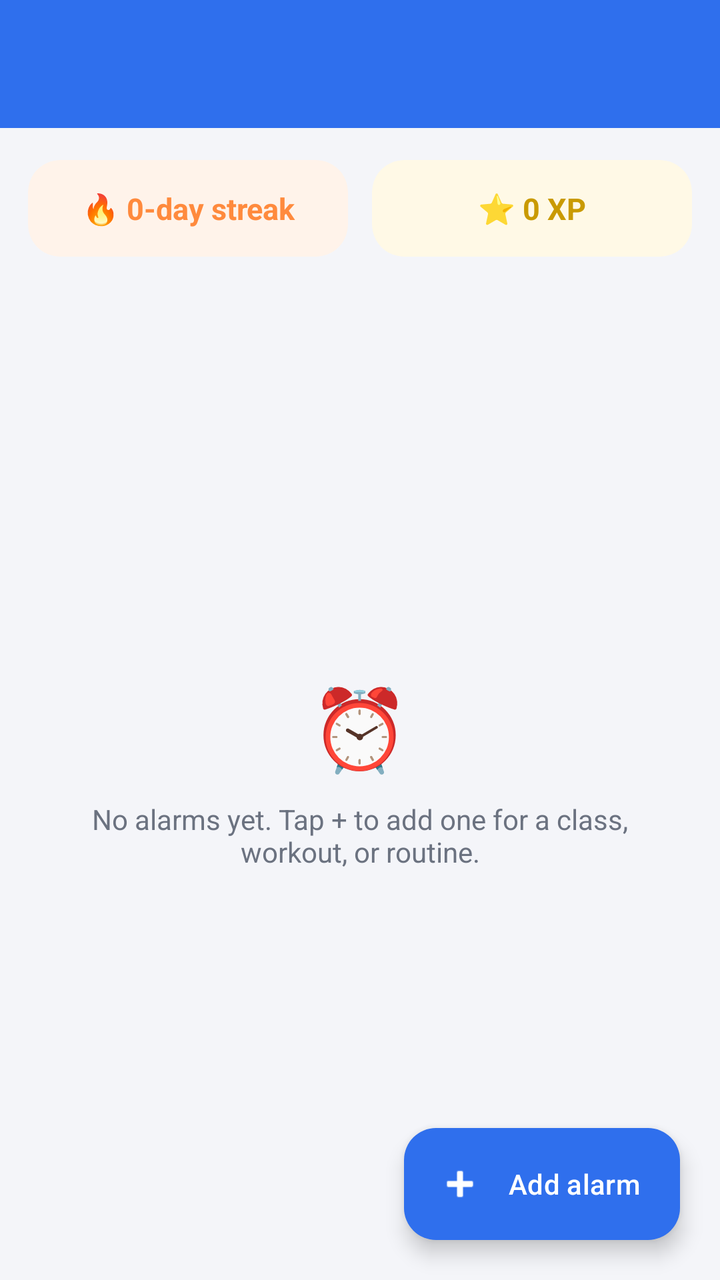
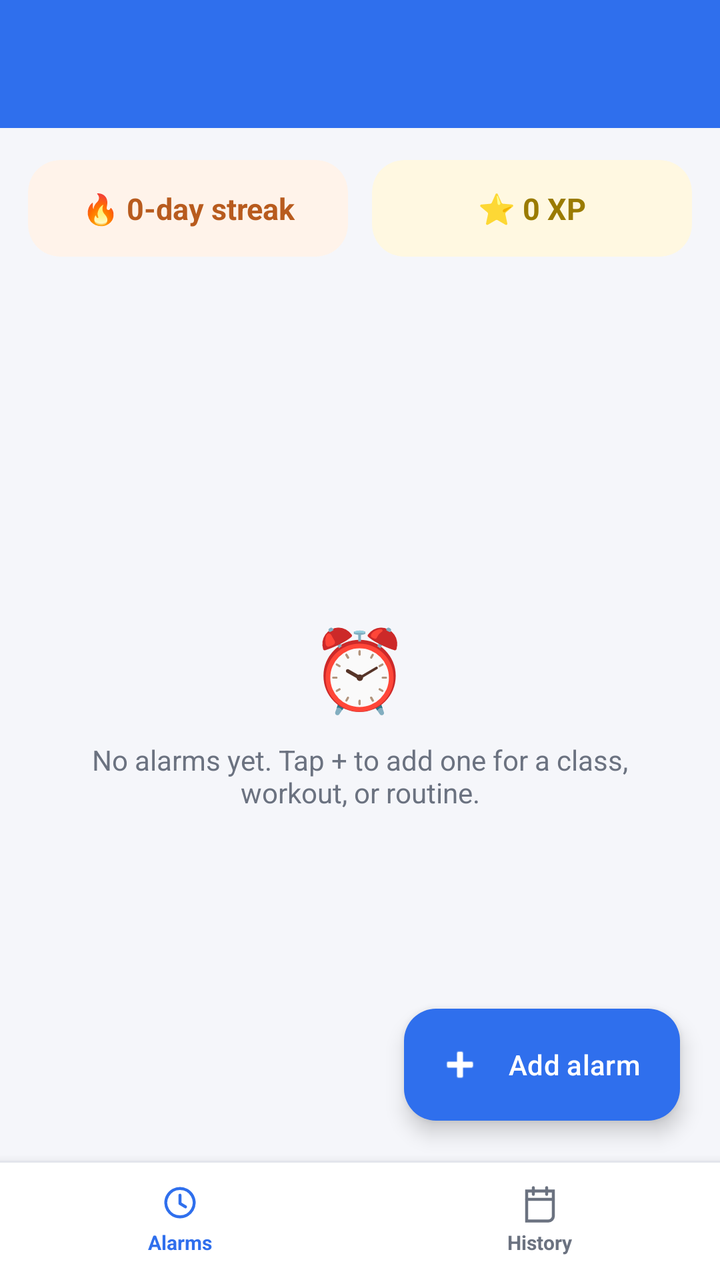

Compare the two renders of this Android layout. The source of the first and the diff that turns it into the second are given below.
<!-- AndroidManifest.xml: application theme Theme.Wakeforge -->
<!-- res/layout/activity_main.xml -->
<?xml version="1.0" encoding="utf-8"?>
<androidx.constraintlayout.widget.ConstraintLayout xmlns:android="http://schemas.android.com/apk/res/android"
    xmlns:app="http://schemas.android.com/apk/res-auto"
    android:layout_width="match_parent"
    android:layout_height="match_parent"
    android:background="@color/surface_soft">

    <com.google.android.material.appbar.MaterialToolbar
        android:id="@+id/toolbar"
        android:layout_width="match_parent"
        android:layout_height="?attr/actionBarSize"
        android:background="@color/brand_primary"
        android:title="@string/app_name"
        android:titleTextColor="@color/text_on_dark"
        app:layout_constraintTop_toTopOf="parent" />

    
    <LinearLayout
        android:id="@+id/statsBar"
        android:layout_width="match_parent"
        android:layout_height="wrap_content"
        android:orientation="horizontal"
        android:paddingHorizontal="14dp"
        android:paddingTop="16dp"
        android:paddingBottom="4dp"
        app:layout_constraintTop_toBottomOf="@id/toolbar">

        <com.google.android.material.card.MaterialCardView
            android:layout_width="0dp"
            android:layout_height="wrap_content"
            android:layout_weight="1"
            android:layout_marginEnd="6dp"
            app:cardCornerRadius="16dp"
            app:cardElevation="0dp"
            app:strokeWidth="0dp"
            app:cardBackgroundColor="#FFF3EA">

            <TextView
                android:id="@+id/streakText"
                android:layout_width="match_parent"
                android:layout_height="wrap_content"
                android:padding="14dp"
                android:gravity="center"
                android:textSize="15sp"
                android:textStyle="bold"
                android:textColor="@color/streak_flame"
                android:text="🔥 0-day streak" />
        </com.google.android.material.card.MaterialCardView>

        <com.google.android.material.card.MaterialCardView
            android:layout_width="0dp"
            android:layout_height="wrap_content"
            android:layout_weight="1"
            android:layout_marginStart="6dp"
            app:cardCornerRadius="16dp"
            app:cardElevation="0dp"
            app:strokeWidth="0dp"
            app:cardBackgroundColor="#FFF9E6">

            <TextView
                android:id="@+id/xpText"
                android:layout_width="match_parent"
                android:layout_height="wrap_content"
                android:padding="14dp"
                android:gravity="center"
                android:textSize="15sp"
                android:textStyle="bold"
                android:textColor="#C99A00"
                android:text="⭐ 0 XP" />
        </com.google.android.material.card.MaterialCardView>
    </LinearLayout>

    <LinearLayout
        android:id="@+id/emptyState"
        android:layout_width="0dp"
        android:layout_height="0dp"
        android:orientation="vertical"
        android:gravity="center"
        android:padding="32dp"
        app:layout_constraintTop_toBottomOf="@id/statsBar"
        app:layout_constraintBottom_toBottomOf="parent"
        app:layout_constraintStart_toStartOf="parent"
        app:layout_constraintEnd_toEndOf="parent">

        <TextView
            android:layout_width="wrap_content"
            android:layout_height="wrap_content"
            android:text="⏰"
            android:textSize="40sp" />

        <TextView
            android:id="@+id/emptyText"
            android:layout_width="wrap_content"
            android:layout_height="wrap_content"
            android:layout_marginTop="10dp"
            android:gravity="center"
            android:text="@string/no_alarms_yet"
            android:textAlignment="center"
            android:textColor="@color/text_muted"
            android:textSize="14sp" />
    </LinearLayout>

    <androidx.recyclerview.widget.RecyclerView
        android:id="@+id/alarmList"
        android:layout_width="0dp"
        android:layout_height="0dp"
        android:clipToPadding="false"
        android:paddingBottom="80dp"
        app:layout_constraintTop_toBottomOf="@id/statsBar"
        app:layout_constraintBottom_toBottomOf="parent"
        app:layout_constraintStart_toStartOf="parent"
        app:layout_constraintEnd_toEndOf="parent" />

    <com.google.android.material.floatingactionbutton.ExtendedFloatingActionButton
        android:id="@+id/fabAdd"
        android:layout_width="wrap_content"
        android:layout_height="wrap_content"
        android:layout_margin="20dp"
        android:text="@string/add_alarm"
        app:icon="@android:drawable/ic_input_add"
        app:backgroundTint="@color/brand_primary"
        android:textColor="@color/text_on_dark"
        app:iconTint="@color/text_on_dark"
        app:layout_constraintBottom_toBottomOf="parent"
        app:layout_constraintEnd_toEndOf="parent" />

</androidx.constraintlayout.widget.ConstraintLayout>
<!-- resources referenced by this layout -->
<resources>
  <color name="brand_primary">#2F6FED</color>
  <color name="streak_flame">#FF8A3D</color>
  <color name="surface_soft">#F4F5F9</color>
  <color name="text_muted">#6B7280</color>
  <color name="text_on_dark">#FFFFFF</color>
  <string name="add_alarm">Add alarm</string>
  <string name="app_name">Wakeforge</string>
  <string name="no_alarms_yet">No alarms yet. Tap + to add one for a class, workout, or routine.</string>
  <style name="Theme.Wakeforge" parent="Theme.Material3.DayNight.NoActionBar">
          <item name="colorPrimary">@color/brand_primary</item>
          <item name="colorOnPrimary">@color/text_on_dark</item>
          <item name="colorSecondary">@color/gym_tint</item>
          <item name="colorTertiary">@color/general_tint</item>
          
      </style>
  <color name="gym_tint">#E8583C</color>
  <color name="general_tint">#4CAF80</color>
</resources>

<!-- the commit's change to res/layout/activity_main.xml (unified diff, before → after) -->
@@ -33,7 +33,7 @@
             app:cardCornerRadius="16dp"
             app:cardElevation="0dp"
             app:strokeWidth="0dp"
-            app:cardBackgroundColor="#FFF3EA">
+            app:cardBackgroundColor="@color/streak_flame_bg">
 
             <TextView
                 android:id="@+id/streakText"
@@ -43,7 +43,7 @@
                 android:gravity="center"
                 android:textSize="15sp"
                 android:textStyle="bold"
-                android:textColor="@color/streak_flame"
+                android:textColor="@color/streak_flame_text"
                 android:text="🔥 0-day streak" />
         </com.google.android.material.card.MaterialCardView>
 
@@ -55,7 +55,7 @@
             app:cardCornerRadius="16dp"
             app:cardElevation="0dp"
             app:strokeWidth="0dp"
-            app:cardBackgroundColor="#FFF9E6">
+            app:cardBackgroundColor="@color/xp_gold_bg">
 
             <TextView
                 android:id="@+id/xpText"
@@ -65,7 +65,7 @@
                 android:gravity="center"
                 android:textSize="15sp"
                 android:textStyle="bold"
-                android:textColor="#C99A00"
+                android:textColor="@color/xp_gold_text"
                 android:text="⭐ 0 XP" />
         </com.google.android.material.card.MaterialCardView>
     </LinearLayout>
@@ -78,7 +78,7 @@
         android:gravity="center"
         android:padding="32dp"
         app:layout_constraintTop_toBottomOf="@id/statsBar"
-        app:layout_constraintBottom_toBottomOf="parent"
+        app:layout_constraintBottom_toTopOf="@id/bottomBar"
         app:layout_constraintStart_toStartOf="parent"
         app:layout_constraintEnd_toEndOf="parent">
 
@@ -107,7 +107,7 @@
         android:clipToPadding="false"
         android:paddingBottom="80dp"
         app:layout_constraintTop_toBottomOf="@id/statsBar"
-        app:layout_constraintBottom_toBottomOf="parent"
+        app:layout_constraintBottom_toTopOf="@id/bottomBar"
         app:layout_constraintStart_toStartOf="parent"
         app:layout_constraintEnd_toEndOf="parent" />
 
@@ -121,7 +121,85 @@
         app:backgroundTint="@color/brand_primary"
         android:textColor="@color/text_on_dark"
         app:iconTint="@color/text_on_dark"
-        app:layout_constraintBottom_toBottomOf="parent"
+        app:layout_constraintBottom_toTopOf="@id/bottomBar"
         app:layout_constraintEnd_toEndOf="parent" />
 
+    
+    <LinearLayout
+        android:id="@+id/bottomBar"
+        android:layout_width="match_parent"
+        android:layout_height="wrap_content"
+        android:orientation="vertical"
+        android:background="@color/surface_card"
+        android:elevation="8dp"
+        app:layout_constraintBottom_toBottomOf="parent">
+
+        <View
+            android:layout_width="match_parent"
+            android:layout_height="1dp"
+            android:background="@color/line_soft" />
+
+        <LinearLayout
+            android:layout_width="match_parent"
+            android:layout_height="wrap_content"
+            android:orientation="horizontal"
+            android:paddingTop="10dp"
+            android:paddingBottom="12dp">
+
+            <LinearLayout
+                android:id="@+id/navAlarms"
+                android:layout_width="0dp"
+                android:layout_height="wrap_content"
+                android:layout_weight="1"
+                android:orientation="vertical"
+                android:gravity="center">
+
+                <ImageView
+                    android:layout_width="20dp"
+                    android:layout_height="20dp"
+                    android:src="@drawable/ic_nav_alarms"
+                    app:tint="@color/brand_primary"
+                    android:importantForAccessibility="no" />
+
+                <TextView
+                    android:layout_width="wrap_content"
+                    android:layout_height="wrap_content"
+                    android:layout_marginTop="3dp"
+                    android:text="@string/nav_alarms"
+                    android:textSize="10sp"
+                    android:textStyle="bold"
+                    android:textColor="@color/brand_primary" />
+            </LinearLayout>
+
+            <LinearLayout
+                android:id="@+id/navHistory"
+                android:layout_width="0dp"
+                android:layout_height="wrap_content"
+                android:layout_weight="1"
+                android:orientation="vertical"
+                android:gravity="center"
+                android:clickable="true"
+                android:focusable="true"
+                android:background="?attr/selectableItemBackground">
+
+                <ImageView
+                    android:layout_width="20dp"
+                    android:layout_height="20dp"
+                    android:src="@drawable/ic_nav_history"
+                    app:tint="@color/text_muted"
+                    android:importantForAccessibility="no" />
+
+                <TextView
+                    android:layout_width="wrap_content"
+                    android:layout_height="wrap_content"
+                    android:layout_marginTop="3dp"
+                    android:text="@string/nav_history"
+                    android:textSize="10sp"
+                    android:textStyle="bold"
+                    android:textColor="@color/text_muted" />
+            </LinearLayout>
+
+        </LinearLayout>
+    </LinearLayout>
+
 </androidx.constraintlayout.widget.ConstraintLayout>
<!-- resource entries referenced after the edit -->
@@ -1,21 +1,79 @@
 <!-- resources referenced by this layout -->
 <resources>
   <color name="brand_primary">#2F6FED</color>
-  <color name="streak_flame">#FF8A3D</color>
-  <color name="surface_soft">#F4F5F9</color>
+  <color name="line_soft">#E3E5EC</color>
+  <color name="streak_flame_bg">#FFF3EA</color>
+  <color name="streak_flame_text">#B85B1E</color>
+  <color name="surface_card">#FFFFFF</color>
+  <color name="surface_soft">#F5F6FA</color>
   <color name="text_muted">#6B7280</color>
   <color name="text_on_dark">#FFFFFF</color>
+  <color name="xp_gold_bg">#FFF8E1</color>
+  <color name="xp_gold_text">#9A7B00</color>
+  <!-- drawable ic_nav_alarms (drawable) -->
+  <?xml version="1.0" encoding="utf-8"?>
+  <vector xmlns:android="http://schemas.android.com/apk/res/android"
+      android:width="24dp"
+      android:height="24dp"
+      android:viewportWidth="24"
+      android:viewportHeight="24">
+      <path
+          android:pathData="M12,3.5 A8.5,8.5 0 1,1 11.99,3.5"
+          android:strokeColor="#FF000000"
+          android:strokeWidth="1.8"
+          android:fillColor="#00000000" />
+      <path
+          android:pathData="M12,7.5v5l3.3,2"
+          android:strokeColor="#FF000000"
+          android:strokeWidth="1.8"
+          android:strokeLineCap="round"
+          android:strokeLineJoin="round"
+          android:fillColor="#00000000" />
+  </vector>
+  <!-- drawable ic_nav_history (drawable) -->
+  <?xml version="1.0" encoding="utf-8"?>
+  <vector xmlns:android="http://schemas.android.com/apk/res/android"
+      android:width="24dp"
+      android:height="24dp"
+      android:viewportWidth="24"
+      android:viewportHeight="24">
+      <path
+          android:pathData="M4,5h16v15a3,3 0 0,1 -3,3H4z"
+          android:strokeColor="#FF000000"
+          android:strokeWidth="1.8"
+          android:fillColor="#00000000" />
+      <path
+          android:pathData="M8,3v4M16,3v4M4,10h16"
+          android:strokeColor="#FF000000"
+          android:strokeWidth="1.8"
+          android:strokeLineCap="round"
+          android:fillColor="#00000000" />
+  </vector>
   <string name="add_alarm">Add alarm</string>
   <string name="app_name">Wakeforge</string>
+  <string name="nav_alarms">Alarms</string>
+  <string name="nav_history">History</string>
   <string name="no_alarms_yet">No alarms yet. Tap + to add one for a class, workout, or routine.</string>
-  <style name="Theme.Wakeforge" parent="Theme.Material3.DayNight.NoActionBar">
+  <style name="Theme.Wakeforge" parent="Theme.Material3.Light.NoActionBar">
           <item name="colorPrimary">@color/brand_primary</item>
           <item name="colorOnPrimary">@color/text_on_dark</item>
           <item name="colorSecondary">@color/gym_tint</item>
           <item name="colorTertiary">@color/general_tint</item>
+  
+          <item name="android:colorBackground">@color/surface_soft</item>
+          <item name="colorSurface">@color/surface_card</item>
+          <item name="colorOnSurface">@color/text_primary</item>
+          <item name="colorOnSurfaceVariant">@color/text_muted</item>
+          <item name="colorOutline">@color/line_soft</item>
+  
           
+          <item name="android:statusBarColor">@color/surface_soft</item>
+          <item name="android:navigationBarColor">@color/surface_soft</item>
+          <item name="android:windowLightStatusBar" tools:targetApi="23">true</item>
+          <item name="android:windowLightNavigationBar" tools:targetApi="27">true</item>
       </style>
   <color name="gym_tint">#E8583C</color>
-  <color name="general_tint">#4CAF80</color>
+  <color name="general_tint">#14B88A</color>
+  <color name="text_primary">#14161C</color>
 </resources>
 
